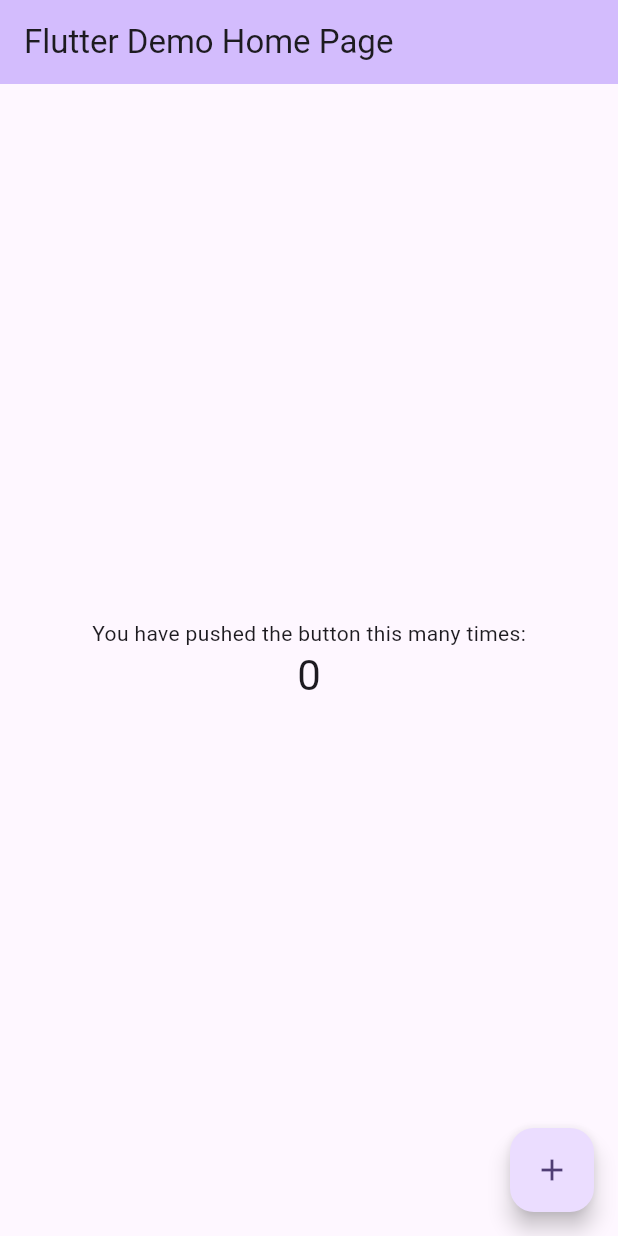
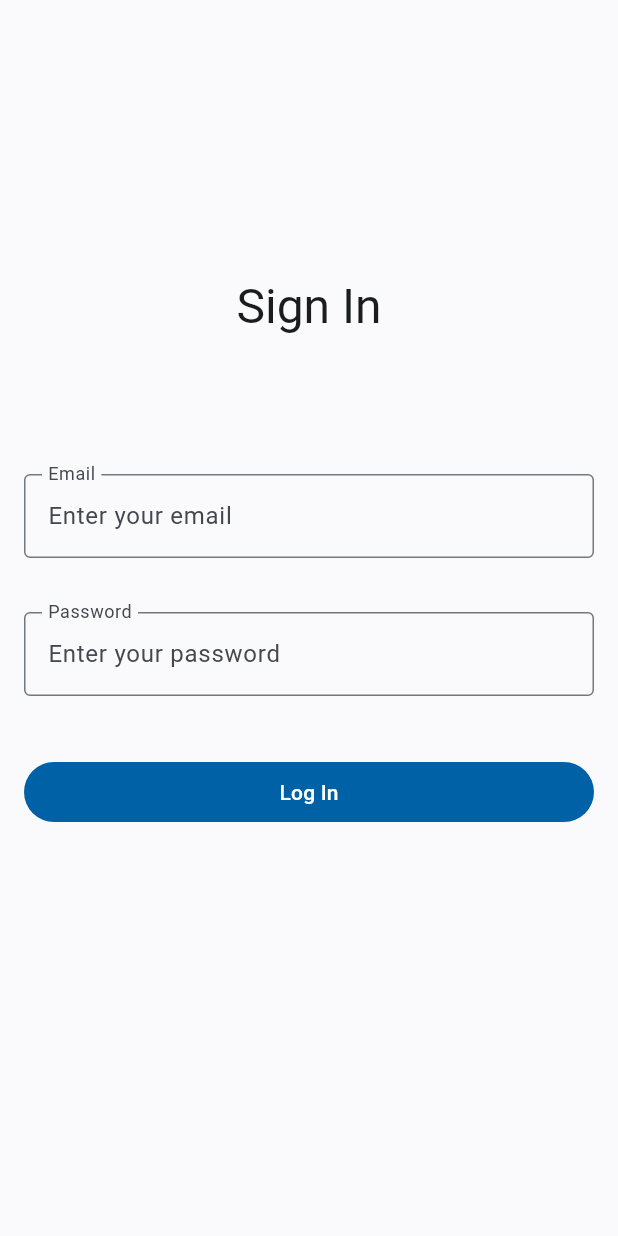
Before and after one commit to pacifi5t/flutter_test_assignment, a Flutter app: the screen it shows after launch, on a phone screen of 412 x 824 dp. Run offline on Flutter 3.47's test engine with Material 3 defaults, Android fonts, the phone set to English and light mode, and no system bars.

Commit message:
Add the 'Login' page (UI only)
Import color scheme from the assignment, implement UI for the 'Login'
page and set it as a home page, replacing the one from the template.

```diff
--- a/lib/main.dart
+++ b/lib/main.dart
@@ -1,4 +1,6 @@
 import 'package:flutter/material.dart';
+import 'package:flutter_test_assignment/ui/color_scheme.dart';
+import 'package:flutter_test_assignment/ui/pages/pages.dart';
 
 void main() {
   runApp(const MyApp());
@@ -11,115 +13,12 @@ class MyApp extends StatelessWidget {
   @override
   Widget build(BuildContext context) {
     return MaterialApp(
-      title: 'Flutter Demo',
+      title: 'Flutter Test Assignment',
       theme: ThemeData(
-        // This is the theme of your application.
-        //
-        // TRY THIS: Try running your application with "flutter run". You'll see
-        // the application has a purple toolbar. Then, without quitting the app,
-        // try changing the seedColor in the colorScheme below to Colors.green
-        // and then invoke "hot reload" (save your changes or press the "hot
-        // reload" button in a Flutter-supported IDE, or press "r" if you used
-        // the command line to start the app).
-        //
-        // Notice that the counter didn't reset back to zero; the application
-        // state is not lost during the reload. To reset the state, use hot
-        // restart instead.
-        //
-        // This works for code too, not just values: Most code changes can be
-        // tested with just a hot reload.
-        colorScheme: ColorScheme.fromSeed(seedColor: Colors.deepPurple),
+        colorScheme: lightColorScheme,
         useMaterial3: true,
       ),
-      home: const MyHomePage(title: 'Flutter Demo Home Page'),
+      home: const LoginPage(),
     );
   }
 }
-
-class MyHomePage extends StatefulWidget {
-  const MyHomePage({super.key, required this.title});
-
-  // This widget is the home page of your application. It is stateful, meaning
-  // that it has a State object (defined below) that contains fields that affect
-  // how it looks.
-
-  // This class is the configuration for the state. It holds the values (in this
-  // case the title) provided by the parent (in this case the App widget) and
-  // used by the build method of the State. Fields in a Widget subclass are
-  // always marked "final".
-
-  final String title;
-
-  @override
-  State<MyHomePage> createState() => _MyHomePageState();
-}
-
-class _MyHomePageState extends State<MyHomePage> {
-  int _counter = 0;
-
-  void _incrementCounter() {
-    setState(() {
-      // This call to setState tells the Flutter framework that something has
-      // changed in this State, which causes it to rerun the build method below
-      // so that the display can reflect the updated values. If we changed
-      // _counter without calling setState(), then the build method would not be
-      // called again, and so nothing would appear to happen.
-      _counter++;
-    });
-  }
-
-  @override
-  Widget build(BuildContext context) {
-    // This method is rerun every time setState is called, for instance as done
-    // by the _incrementCounter method above.
-    //
-    // The Flutter framework has been optimized to make rerunning build methods
-    // fast, so that you can just rebuild anything that needs updating rather
-    // than having to individually change instances of widgets.
-    return Scaffold(
-      appBar: AppBar(
-        // TRY THIS: Try changing the color here to a specific color (to
-        // Colors.amber, perhaps?) and trigger a hot reload to see the AppBar
-        // change color while the other colors stay the same.
-        backgroundColor: Theme.of(context).colorScheme.inversePrimary,
-        // Here we take the value from the MyHomePage object that was created by
-        // the App.build method, and use it to set our appbar title.
-        title: Text(widget.title),
-      ),
-      body: Center(
-        // Center is a layout widget. It takes a single child and positions it
-        // in the middle of the parent.
-        child: Column(
-          // Column is also a layout widget. It takes a list of children and
-          // arranges them vertically. By default, it sizes itself to fit its
-          // children horizontally, and tries to be as tall as its parent.
-          //
-          // Column has various properties to control how it sizes itself and
-          // how it positions its children. Here we use mainAxisAlignment to
-          // center the children vertically; the main axis here is the vertical
-          // axis because Columns are vertical (the cross axis would be
-          // horizontal).
-          //
-          // TRY THIS: Invoke "debug painting" (choose the "Toggle Debug Paint"
-          // action in the IDE, or press "p" in the console), to see the
-          // wireframe for each widget.
-          mainAxisAlignment: MainAxisAlignment.center,
-          children: <Widget>[
-            const Text(
-              'You have pushed the button this many times:',
-            ),
-            Text(
-              '$_counter',
-              style: Theme.of(context).textTheme.headlineMedium,
-            ),
-          ],
-        ),
-      ),
-      floatingActionButton: FloatingActionButton(
-        onPressed: _incrementCounter,
-        tooltip: 'Increment',
-        child: const Icon(Icons.add),
-      ), // This trailing comma makes auto-formatting nicer for build methods.
-    );
-  }
-}
--- /dev/null
+++ b/lib/ui/color_scheme.dart
@@ -0,0 +1,69 @@
+import 'package:flutter/material.dart';
+
+const lightColorScheme = ColorScheme(
+  brightness: Brightness.light,
+  primary: Color(0xFF0061A6),
+  onPrimary: Color(0xFFFFFFFF),
+  primaryContainer: Color(0xFFD2E4FF),
+  onPrimaryContainer: Color(0xFF001C37),
+  secondary: Color(0xFF535F70),
+  onSecondary: Color(0xFFFFFFFF),
+  secondaryContainer: Color(0xFFD7E3F8),
+  onSecondaryContainer: Color(0xFF101C2B),
+  tertiary: Color(0xFF6B5778),
+  onTertiary: Color(0xFFFFFFFF),
+  tertiaryContainer: Color(0xFFF3DAFF),
+  onTertiaryContainer: Color(0xFF251431),
+  error: Color(0xFFBA1A1A),
+  onError: Color(0xFFFFFFFF),
+  errorContainer: Color(0xFFFFDAD6),
+  onErrorContainer: Color(0xFF410002),
+  outline: Color(0xFF73777F),
+  background: Color(0xFFFDFCFF),
+  onBackground: Color(0xFF1A1C1E),
+  surface: Color(0xFFFAF9FC),
+  onSurface: Color(0xFF1A1C1E),
+  surfaceVariant: Color(0xFFDFE2EB),
+  onSurfaceVariant: Color(0xFF43474E),
+  inverseSurface: Color(0xFF2F3033),
+  onInverseSurface: Color(0xFFF1F0F4),
+  inversePrimary: Color(0xFFA0CAFF),
+  shadow: Color(0xFF000000),
+  surfaceTint: Color(0xFF0061A6),
+  outlineVariant: Color(0xFFC3C6CF),
+  scrim: Color(0xFF000000),
+);
+
+const darkColorScheme = ColorScheme(
+  brightness: Brightness.dark,
+  primary: Color(0xFFA0CAFF),
+  onPrimary: Color(0xFF003259),
+  primaryContainer: Color(0xFF00497E),
+  onPrimaryContainer: Color(0xFFD2E4FF),
+  secondary: Color(0xFFBBC7DB),
+  onSecondary: Color(0xFF253141),
+  secondaryContainer: Color(0xFF3C4858),
+  onSecondaryContainer: Color(0xFFD7E3F8),
+  tertiary: Color(0xFFD7BEE4),
+  onTertiary: Color(0xFF3B2947),
+  tertiaryContainer: Color(0xFF533F5F),
+  onTertiaryContainer: Color(0xFFF3DAFF),
+  error: Color(0xFFFFB4AB),
+  onError: Color(0xFF690005),
+  errorContainer: Color(0xFF93000A),
+  onErrorContainer: Color(0xFFFFDAD6),
+  outline: Color(0xFF8D9199),
+  background: Color(0xFF1A1C1E),
+  onBackground: Color(0xFFE3E2E6),
+  surface: Color(0xFF121316),
+  onSurface: Color(0xFFC6C6CA),
+  surfaceVariant: Color(0xFF43474E),
+  onSurfaceVariant: Color(0xFFC3C6CF),
+  inverseSurface: Color(0xFFE3E2E6),
+  onInverseSurface: Color(0xFF1A1C1E),
+  inversePrimary: Color(0xFF0061A6),
+  shadow: Color(0xFF000000),
+  surfaceTint: Color(0xFFA0CAFF),
+  outlineVariant: Color(0xFF43474E),
+  scrim: Color(0xFF000000),
+);
--- /dev/null
+++ b/lib/ui/pages/login_page.dart
@@ -0,0 +1,62 @@
+import 'package:flutter/material.dart';
+
+class LoginPage extends StatelessWidget {
+  const LoginPage({super.key});
+
+  @override
+  Widget build(BuildContext context) {
+    return Scaffold(
+      body: Column(
+        children: [
+          const Spacer(flex: 2),
+          Text(
+            'Sign In',
+            style: Theme.of(context).textTheme.headlineLarge,
+          ),
+          const Spacer(flex: 1),
+          Column(
+            mainAxisAlignment: MainAxisAlignment.center,
+            children: <Widget>[
+              const Padding(
+                padding: EdgeInsets.symmetric(horizontal: 16),
+                child: TextField(
+                  decoration: InputDecoration(
+                    floatingLabelBehavior: FloatingLabelBehavior.always,
+                    border: OutlineInputBorder(),
+                    labelText: 'Email',
+                    hintText: 'Enter your email',
+                  ),
+                ),
+              ),
+              const SizedBox(height: 36),
+              const Padding(
+                padding: EdgeInsets.symmetric(horizontal: 16),
+                child: TextField(
+                  decoration: InputDecoration(
+                    floatingLabelBehavior: FloatingLabelBehavior.always,
+                    border: OutlineInputBorder(),
+                    labelText: 'Password',
+                    hintText: 'Enter your password',
+                  ),
+                ),
+              ),
+              const SizedBox(height: 44),
+              Container(
+                height: 40,
+                width: double.infinity,
+                padding: const EdgeInsets.symmetric(horizontal: 16),
+                child: FilledButton(
+                  onPressed: () {
+                    //TODO: implement this function later
+                  },
+                  child: const Text('Log In'),
+                ),
+              )
+            ],
+          ),
+          const Spacer(flex: 3),
+        ],
+      ),
+    );
+  }
+}
--- /dev/null
+++ b/lib/ui/pages/pages.dart
@@ -0,0 +1 @@
+export 'login_page.dart';
```
